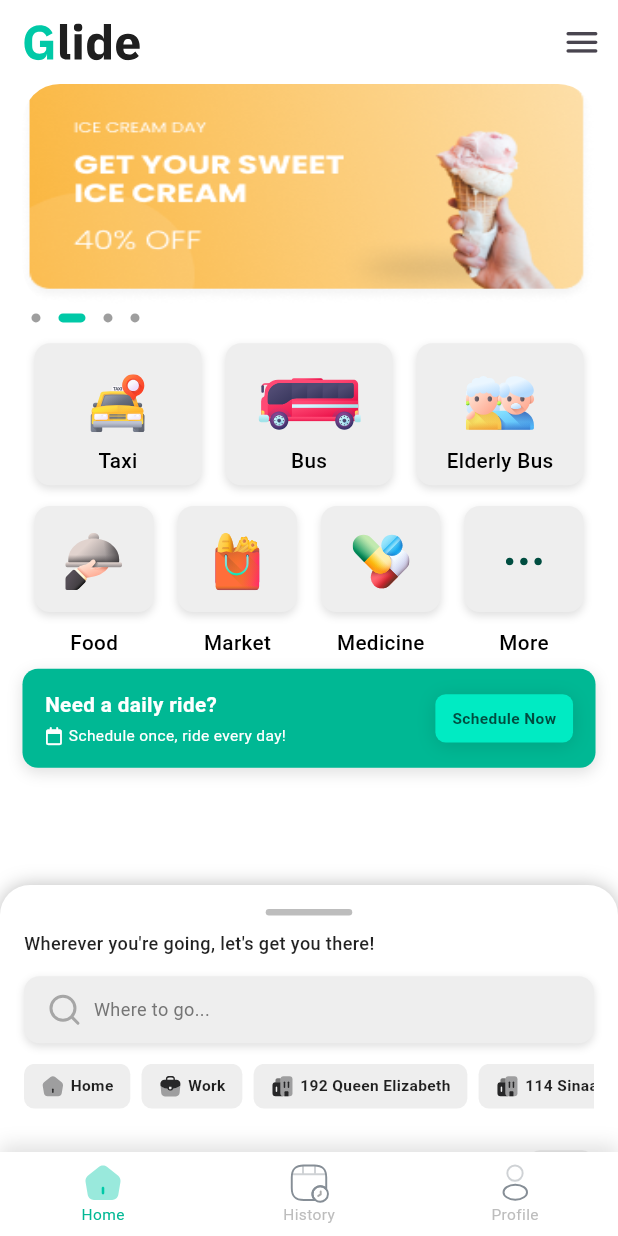
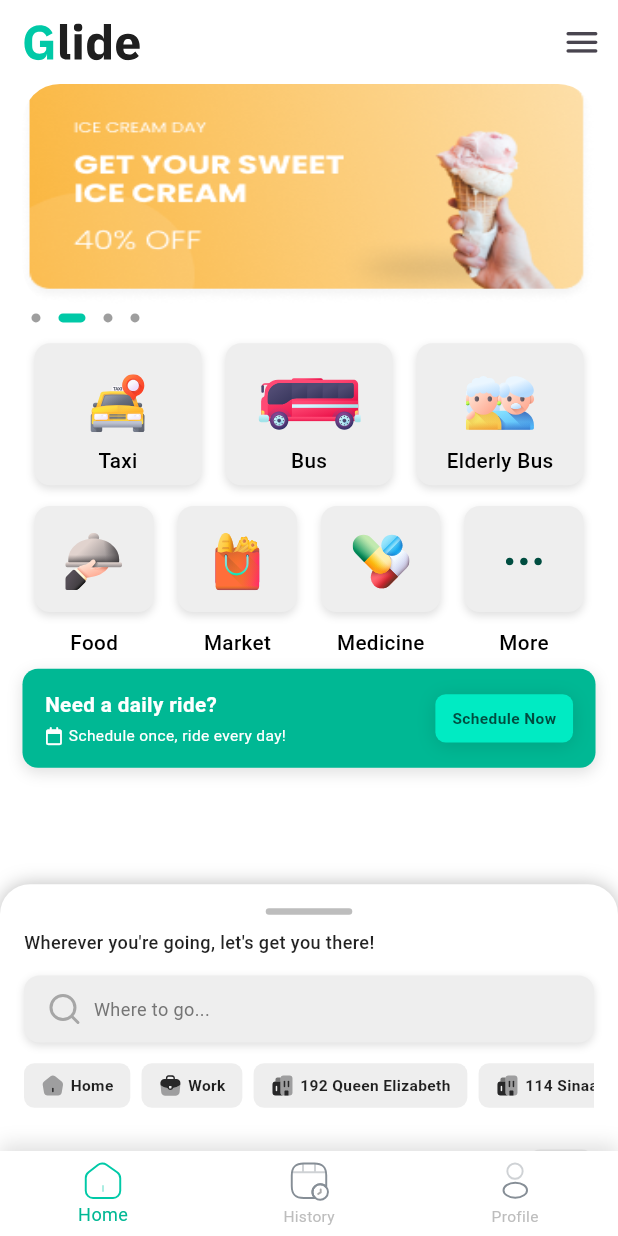
Before and after one commit to DevMohammedSaber/Glide_App, a Flutter app: the screen it shows after launch, on a phone screen of 412 x 824 dp. Run offline on Flutter 3.47's test engine with Material 3 defaults, Android fonts, the phone set to English and light mode, and no system bars; drawn by our look-alikes of carousel_slider, dots_indicator; our stand-ins replace awesome_snackbar_content, country_picker, equatable, firebase_core, flutter_bloc, flutter_native_splash and 7 more; missing offline and left inert: country_flags, country_phone_validator; accounts and stored records are empty.

Commit message:
finshed layout screen

```diff
--- a/lib/core/navigation/app_routes.dart
+++ b/lib/core/navigation/app_routes.dart
@@ -2,6 +2,8 @@ class AppRoutes {
   static const String onboardingScreen = '/onboardingScreen';
   static const String authenticationScreen = '/authenticationScreen';
   static const String otpScreen = '/otpScreen';
+  static const String layoutScreen = '/layoutScreen';
   static const String homeScreen = '/homeScreen';
-  static const String reviewSubmitPage = '/reviewSubmitPage';
+  static const String hostortScreen = '/hostortScreen';
+  static const String profileScreen = '/profileScreen';
 }
--- a/lib/core/navigation/router.dart
+++ b/lib/core/navigation/router.dart
@@ -2,11 +2,12 @@ import 'package:glide/core/navigation/app_routes.dart';
 import 'package:glide/features/authentication/screens/auth_screen.dart';
 import 'package:glide/features/authentication/screens/otp_screen.dart';
 import 'package:glide/features/home/screen/home_screen.dart';
+import 'package:glide/features/layout/screen/layout_screen.dart';
 import 'package:glide/features/onboarding/screen/onboarding_screen.dart';
 import 'package:go_router/go_router.dart';
 
 final GoRouter router = GoRouter(
-  initialLocation: AppRoutes.homeScreen,
+  initialLocation: AppRoutes.layoutScreen,
   redirect: (context, state) {
     return null;
   },
@@ -34,6 +35,24 @@ final GoRouter router = GoRouter(
       },
     ),
     GoRoute(
+      path: AppRoutes.layoutScreen,
+      builder: (context, state) {
+        return const LayoutScreen();
+      },
+    ),
+    GoRoute(
+      path: AppRoutes.homeScreen,
+      builder: (context, state) {
+        return const HomeScreen();
+      },
+    ),
+    GoRoute(
+      path: AppRoutes.homeScreen,
+      builder: (context, state) {
+        return const HomeScreen();
+      },
+    ),
+    GoRoute(
       path: AppRoutes.homeScreen,
       builder: (context, state) {
         return const HomeScreen();
--- a/lib/core/theme/theme.dart
+++ b/lib/core/theme/theme.dart
@@ -4,6 +4,7 @@ class AppColors {
   static const Color primaryColor = Color(0xff00C9A7);
   static const Color secondaryColor = Color(0xff004D40);
   static const Color greyColor = Color(0xFF5E5E5E);
+  static const Color darkGreyColor = Colors.grey;
   static const Color whiteColor = Colors.white;
   static const Color blackColor = Colors.black;
 
--- /dev/null
+++ b/lib/features/history/screen/history_screen.dart
@@ -0,0 +1,10 @@
+import 'package:flutter/material.dart';
+
+class HistoryScreen extends StatelessWidget {
+  const HistoryScreen({super.key});
+
+  @override
+  Widget build(BuildContext context) {
+    return const Placeholder();
+  }
+}
--- a/lib/features/home/screen/home_screen.dart
+++ b/lib/features/home/screen/home_screen.dart
@@ -1,7 +1,6 @@
 import 'package:flutter/material.dart';
 import 'package:flutter_screenutil/flutter_screenutil.dart';
 import 'package:flutter_svg/flutter_svg.dart';
-import 'package:glide/core/theme/theme.dart';
 import 'package:glide/features/home/widgets/home_body.dart';
 import 'package:glide/gen/assets.gen.dart';
 
@@ -37,61 +36,6 @@ class _HomeScreenState extends State<HomeScreen> {
         ],
       ),
       body: const HomeBody(),
-      bottomNavigationBar: buildBottomNavigationBar(),
-    );
-  }
-
-  Widget buildBottomNavigationBar() {
-    return Container(
-      decoration: const BoxDecoration(
-        color: Colors.white,
-        boxShadow: [
-          BoxShadow(
-            color: Colors.black12,
-            blurRadius: 10,
-            offset: Offset(0, -5),
-          ),
-        ],
-      ),
-      child: BottomNavigationBar(
-        elevation: 0,
-        backgroundColor: Colors.white,
-        selectedItemColor: const Color(0xFF00B894),
-        unselectedItemColor: Colors.grey[400],
-        selectedFontSize: 12.sp,
-        unselectedFontSize: 12.sp,
-        type: BottomNavigationBarType.fixed,
-        items: [
-          BottomNavigationBarItem(
-            icon: SvgPicture.asset(
-              width: 32.w,
-              height: 32.h,
-              Assets.svg.home,
-              colorFilter: const ColorFilter.mode(
-                AppColors.primaryColor,
-                BlendMode.srcIn,
-              ),
-            ),
-            label: 'Home',
-          ),
-          BottomNavigationBarItem(
-            icon: SvgPicture.asset(
-              Assets.svg.history,
-              width: 32.w,
-              height: 32.h,
-            ),
-            label: 'History',
-          ),
-          BottomNavigationBarItem(
-            icon: SvgPicture.asset(
-              width: 32.w,
-              height: 32.h,
-              Assets.svg.profile,
-            ),
-            label: 'Profile',
-          ),
-        ],
-      ),
     );
   }
 }
--- /dev/null
+++ b/lib/features/layout/cubit/layout_cubit.dart
@@ -0,0 +1,7 @@
+import 'package:flutter_bloc/flutter_bloc.dart';
+
+class LayoutCubit extends Cubit<int> {
+  LayoutCubit() : super(0);
+
+  void changeLayout(int index) => emit(index);
+}
--- /dev/null
+++ b/lib/features/layout/screen/layout_screen.dart
@@ -0,0 +1,102 @@
+import 'package:flutter/material.dart';
+import 'package:flutter_bloc/flutter_bloc.dart';
+import 'package:flutter_screenutil/flutter_screenutil.dart';
+import 'package:flutter_svg/svg.dart';
+import 'package:glide/core/theme/theme.dart';
+import 'package:glide/features/history/screen/history_screen.dart';
+import 'package:glide/features/home/screen/home_screen.dart';
+import 'package:glide/features/layout/cubit/layout_cubit.dart';
+import 'package:glide/features/profile/screen/profile_screen.dart';
+import 'package:glide/gen/assets.gen.dart';
+
+class LayoutScreen extends StatelessWidget {
+  const LayoutScreen({super.key});
+
+  @override
+  Widget build(BuildContext context) {
+    return BlocProvider(
+      create: (context) => LayoutCubit(),
+      child: BlocBuilder<LayoutCubit, int>(
+        builder: (context, state) {
+          return Scaffold(
+            body: IndexedStack(
+              index: state,
+              children: const [
+                HomeScreen(),
+                HistoryScreen(),
+                ProfileScreen(),
+              ],
+            ),
+            bottomNavigationBar: Container(
+              decoration: const BoxDecoration(
+                color: Colors.white,
+                boxShadow: [
+                  BoxShadow(
+                    color: Colors.black12,
+                    blurRadius: 10,
+                    offset: Offset(0, -5),
+                  ),
+                ],
+              ),
+              child: BottomNavigationBar(
+                elevation: 0,
+                backgroundColor: Colors.white,
+                selectedItemColor: const Color(0xFF00B894),
+                unselectedItemColor: Colors.grey[400],
+                selectedFontSize: 14.sp,
+                unselectedFontSize: 12.sp,
+                currentIndex: state,
+                onTap: (value) =>
+                    context.read<LayoutCubit>().changeLayout(value),
+                items: [
+                  BottomNavigationBarItem(
+                    icon: SvgPicture.asset(
+                      width: 32.w,
+                      height: 32.h,
+                      Assets.svg.homeOutlined,
+                      colorFilter: state == 0
+                          ? const ColorFilter.mode(
+                              AppColors.primaryColor,
+                              BlendMode.srcIn,
+                            )
+                          : null,
+                    ),
+                    label: 'Home',
+                  ),
+                  BottomNavigationBarItem(
+                    icon: SvgPicture.asset(
+                      Assets.svg.history,
+                      width: 32.w,
+                      height: 32.h,
+                      colorFilter: state == 1
+                          ? const ColorFilter.mode(
+                              AppColors.primaryColor,
+                              BlendMode.srcIn,
+                            )
+                          : null,
+                    ),
+                    label: 'History',
+                  ),
+                  BottomNavigationBarItem(
+                    icon: SvgPicture.asset(
+                      width: 32.w,
+                      height: 32.h,
+                      Assets.svg.profile,
+                      colorFilter: state == 2
+                          ? const ColorFilter.mode(
+                              AppColors.primaryColor,
+                              BlendMode.srcIn,
+                            )
+                          : null,
+                    ),
+                    label: 'Profile',
+                  ),
+                ],
+              ),
+            ),
+          );
+        },
+      ),
+    );
+  }
+}
--- /dev/null
+++ b/lib/features/profile/screen/profile_screen.dart
@@ -0,0 +1,10 @@
+import 'package:flutter/material.dart';
+
+class ProfileScreen extends StatelessWidget {
+  const ProfileScreen({super.key});
+
+  @override
+  Widget build(BuildContext context) {
+    return const Placeholder();
+  }
+}
--- a/lib/gen/assets.gen.dart
+++ b/lib/gen/assets.gen.dart
@@ -12,6 +12,10 @@ import 'package:flutter/widgets.dart';
 class $AssetsPngGen {
   const $AssetsPngGen();
 
+  /// File path: assets/png/Group 1 (3).png
+  AssetGenImage get group13 =>
+      const AssetGenImage('assets/png/Group 1 (3).png');
+
   /// File path: assets/png/banner.png
   AssetGenImage get banner => const AssetGenImage('assets/png/banner.png');
 
@@ -20,7 +24,7 @@ class $AssetsPngGen {
       const AssetGenImage('assets/png/onboarding.png');
 
   /// List of all assets
-  List<AssetGenImage> get values => [banner, onboarding];
+  List<AssetGenImage> get values => [group13, banner, onboarding];
 }
 
 class $AssetsSvgGen {
@@ -49,6 +53,9 @@ class $AssetsSvgGen {
 
   /// File path: assets/svg/home.svg
   String get home => 'assets/svg/home.svg';
+
+  /// File path: assets/svg/home_outlined.svg
+  String get homeOutlined => 'assets/svg/home_outlined.svg';
 
   /// File path: assets/svg/light_glide_logo.svg
   String get lightGlideLogo => 'assets/svg/light_glide_logo.svg';
@@ -84,6 +91,7 @@ class $AssetsSvgGen {
     google,
     history,
     home,
+    homeOutlined,
     lightGlideLogo,
     market,
     medicine,
```
Also changed, not shown: assets/svg/home_outlined.svg (added).
